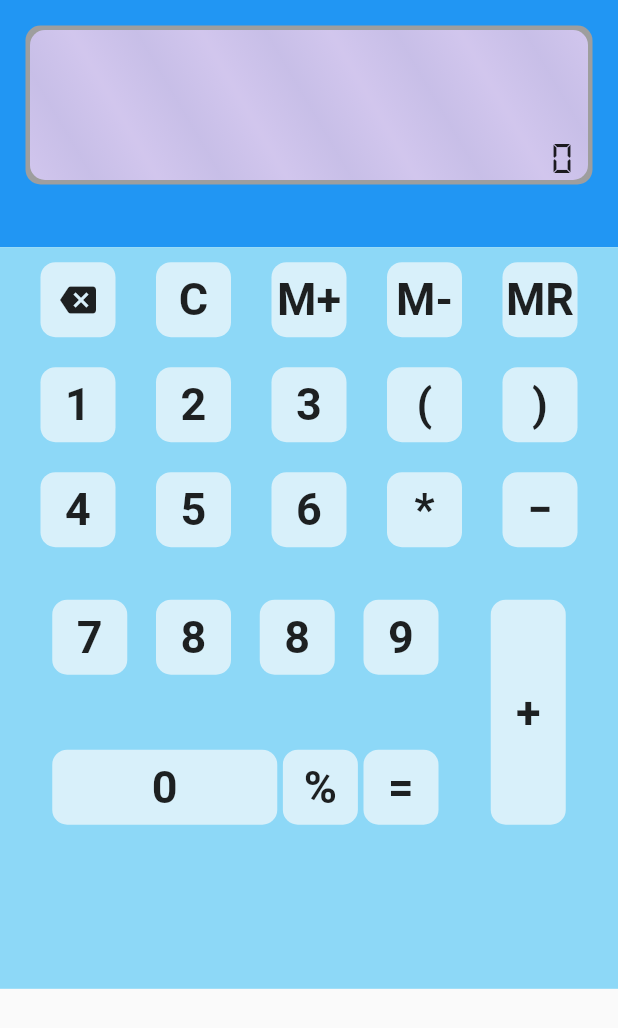
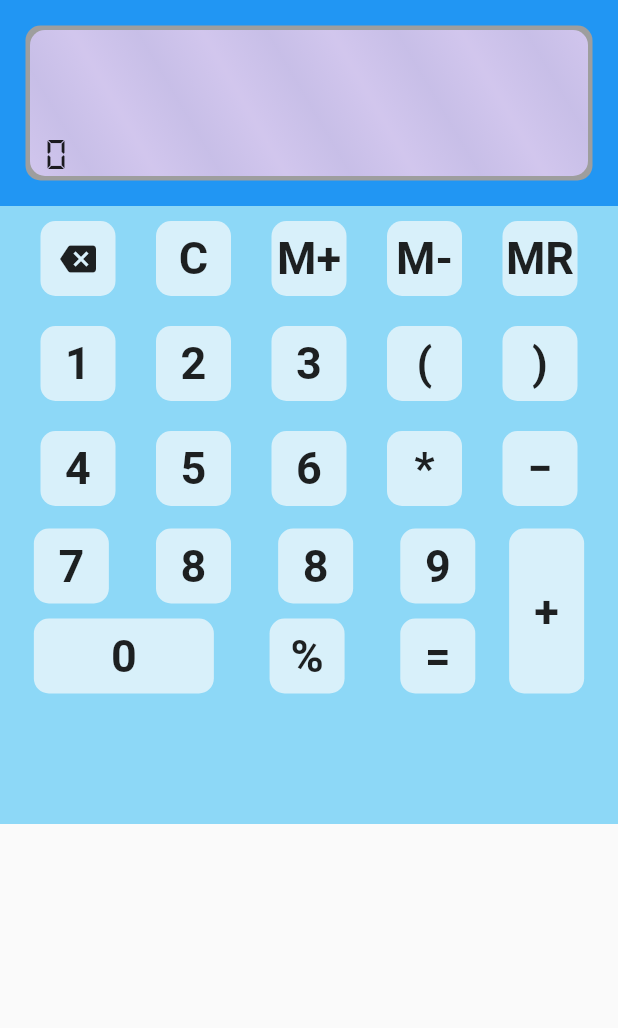
Before and after one commit to muraguri-coud/Calculator-App, a Flutter app: the screen it shows after launch, on a phone screen of 412 x 824 dp. Shown: the top 1028 px of the screen. Run offline on Flutter 3.47's test engine with Material 2 defaults, Android fonts, the phone set to English and light mode, and no system bars; our stand-ins replace shared_preferences; missing offline and left inert: desktop_window, eval_ex.

```diff
--- a/lib/main.dart
+++ b/lib/main.dart
@@ -55,6 +55,7 @@ class _MyAppState extends State<MyApp> {
 
   loadStorage() async {
     prefs = await SharedPreferences.getInstance();
+    expressionHistory.clear();
     for (var element in (prefs?.getKeys().toList() ?? [])) {
       var theli = [
         element ?? "",
@@ -82,11 +83,6 @@ class _MyAppState extends State<MyApp> {
 
   getInMemory() {
     expression = memory.toString();
-    setState(() {});
-  }
-
-  getFromSharedPreference(express) {
-    expression = express;
     setState(() {});
   }
 
@@ -194,12 +190,17 @@ class _MyAppState extends State<MyApp> {
     return '0';
   }
 
+  getFromSharedPreference(express) {
+    expression = express;
+    setState(() {});
+  }
+
   removeFromSharedPreference(value) {
     if (value != null) {
-      prefs?.remove(value);
-      expressionHistory.remove(value);
-          loadStorage();
-      setState(() {});
+      prefs?.remove(value).then((value) {
+        expressionHistory.remove(value);
+        loadStorage();
+      });
     }
     setState(() {});
   }
@@ -285,6 +286,7 @@ class _MyAppState extends State<MyApp> {
                   //  Flexible(child: lastTwoRows()),
 
                   Container(
+                    //color: Colors.amber,
                     child: Row(
                       mainAxisAlignment: MainAxisAlignment.spaceEvenly,
                       children: [
@@ -294,9 +296,10 @@ class _MyAppState extends State<MyApp> {
                             crossAxisAlignment: CrossAxisAlignment.center,
                             children: [
                               Container(
-                                //color: Color.fromARGB(255, 119, 42, 112),
+
+                             //   color: Color.fromARGB(255, 119, 42, 112),
                                 width: double.maxFinite,
-                                height: 100,
+                                height: 60,
 
                                 child: Row(
                                   mainAxisAlignment:
@@ -394,9 +397,9 @@ class _MyAppState extends State<MyApp> {
                                 ),
                               ),
                               Container(
-                                // color: Color.fromARGB(255, 119, 42, 112),
+                                // color: Color.fromARGB(255, 42, 119, 65),
                                 width: double.maxFinite,
-                                height: 100,
+                                height: 60,
                                 child: Row(
                                   mainAxisAlignment:
                                       MainAxisAlignment.spaceBetween,
@@ -408,7 +411,7 @@ class _MyAppState extends State<MyApp> {
                                       },
                                       child: Container(
                                         alignment: Alignment.center,
-                                        width: 150,
+                                        width: 120,
                                         height: 50,
                                         child: Text("0",
                                             textAlign: TextAlign.center,
@@ -473,7 +476,7 @@ class _MyAppState extends State<MyApp> {
                           ),
                         ),
                         Flexible(
-                          flex: 3,
+                          flex: 2,
                           child: InkWell(
                             onTap: () {
                               elementPassed("+");
@@ -481,7 +484,7 @@ class _MyAppState extends State<MyApp> {
                             child: Container(
                               alignment: Alignment.center,
                               width: 50,
-                              height: 150,
+                              height: 110,
                               child: Text("+",
                                   textAlign: TextAlign.center,
                                   style: TextStyle(
@@ -501,7 +504,8 @@ class _MyAppState extends State<MyApp> {
                   ),
                 ]),
               )),
-          Flexible(
+          Expanded(
+            flex: 2,
             child: Container(
               height: 200,
               child: ListView.builder(
@@ -513,7 +517,7 @@ class _MyAppState extends State<MyApp> {
                     return InkWell(
                       child: Card(
                         color: Colors.white,
-                        elevation: 5.0,
+                        elevation: 2.0,
                         child: ListTile(
                           leading: CircleAvatar(
                             backgroundColor: Colors.black,
@@ -531,7 +535,6 @@ class _MyAppState extends State<MyApp> {
                             ),
                             onTap: () {
                               removeFromSharedPreference(coun);
-
                             },
                           ),
                         ),
--- a/lib/widgets/Screen.dart
+++ b/lib/widgets/Screen.dart
@@ -21,21 +21,27 @@ class Screenview extends StatelessWidget {
           Expanded(
               child: Text("${expression}",
                   textAlign: TextAlign.left,
+                  maxLines: 2,
+                   overflow: TextOverflow.ellipsis,
                   style: TextStyle(
                       fontSize: 30,
                       fontWeight: FontWeight.w500,
                       fontFamily: 'DS-DIGIT'))),
-          Row(
+          SingleChildScrollView(
+            scrollDirection: Axis.horizontal,
+            child: Row(
               mainAxisAlignment: MainAxisAlignment.end,
               children: [
                 Text("${result}",
                     textAlign: TextAlign.center,
+                    overflow: TextOverflow.ellipsis,
                     style: TextStyle(
                         fontSize: 30,
                         fontWeight: FontWeight.w500,
                         fontFamily: 'DS-DIGIT')),
               ],
             ),
+          ),
         ],
       ),
     );
```
Lines whose indentation alone changed are shown as unchanged.
